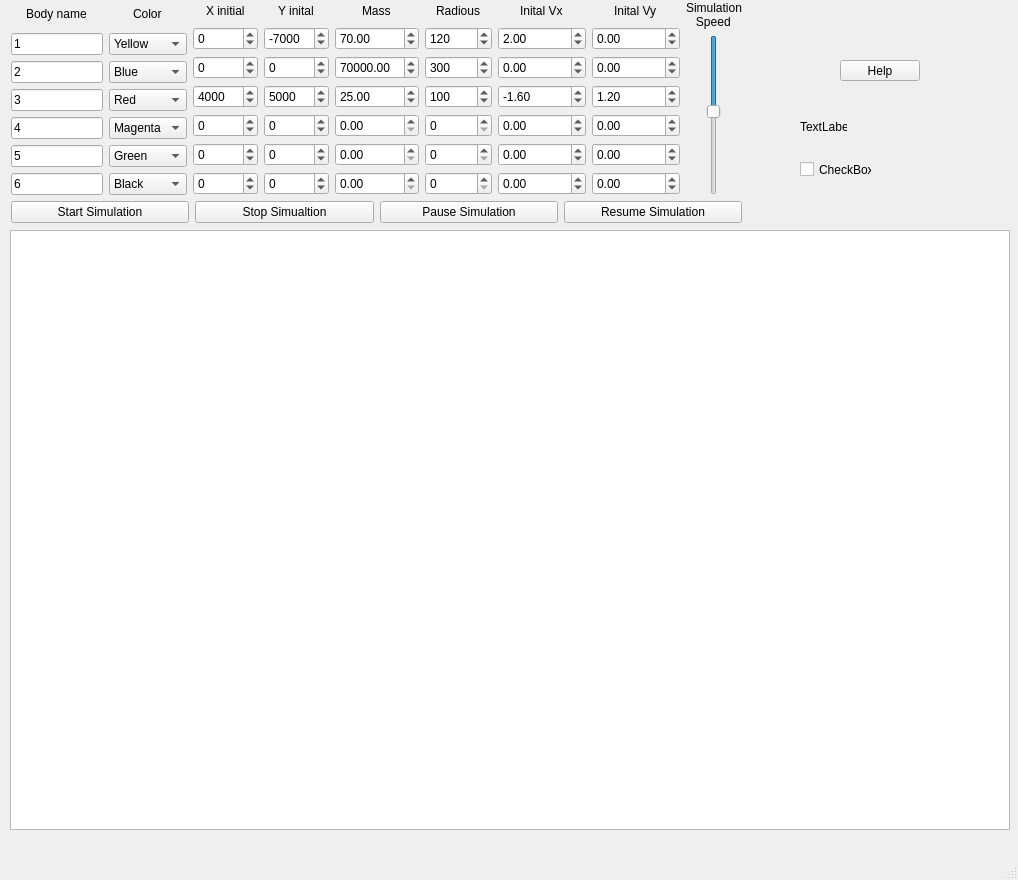
juanvergara3/Lab6_Info_2_UdeA, file mainwindow.ui: the form before one commit.
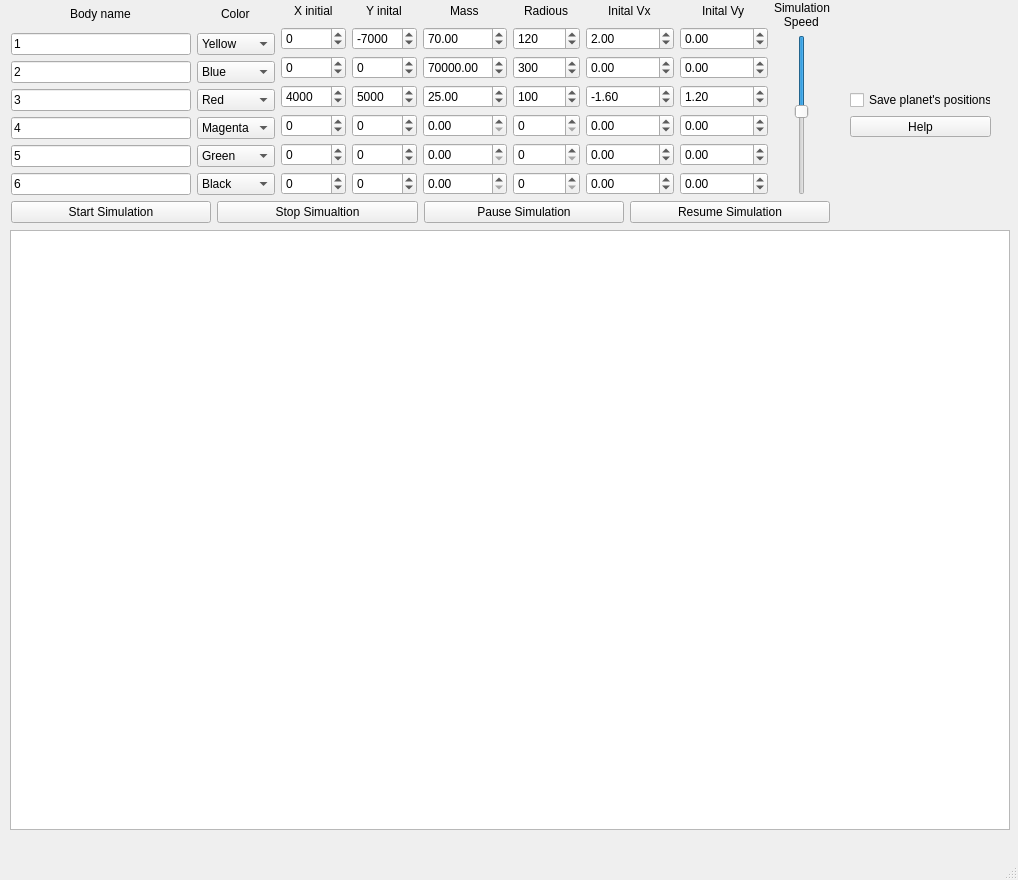
The form after the commit.

The edit to the form file:
```diff
--- a/mainwindow.ui
+++ b/mainwindow.ui
@@ -32,7 +32,7 @@
      <rect>
       <x>11</x>
       <y>1</y>
-      <width>731</width>
+      <width>819</width>
       <height>222</height>
      </rect>
     </property>
@@ -858,44 +858,38 @@
      </item>
     </layout>
    </widget>
-   <widget class="QCheckBox" name="checkBox">
+   <widget class="QWidget" name="">
     <property name="geometry">
      <rect>
-      <x>800</x>
-      <y>160</y>
-      <width>72</width>
-      <height>19</height>
+      <x>850</x>
+      <y>70</y>
+      <width>141</width>
+      <height>67</height>
      </rect>
     </property>
+    <layout class="QVBoxLayout" name="save_layout">
+     <item>
+      <widget class="QLabel" name="save_label">
     <property name="text">
-     <string>CheckBox</string>
-    </property>
-   </widget>
-   <widget class="QLabel" name="label">
-    <property name="geometry">
-     <rect>
-      <x>800</x>
-      <y>120</y>
-      <width>47</width>
-      <height>13</height>
-     </rect>
-    </property>
+        <string/>
+       </property>
+      </widget>
+     </item>
+     <item>
+      <widget class="QCheckBox" name="save_box">
     <property name="text">
-     <string>TextLabel</string>
-    </property>
-   </widget>
-   <widget class="QPushButton" name="pushButton">
-    <property name="geometry">
-     <rect>
-      <x>840</x>
-      <y>60</y>
-      <width>80</width>
-      <height>21</height>
-     </rect>
-    </property>
+        <string>Save planet's positions?</string>
+       </property>
+      </widget>
+     </item>
+     <item>
+      <widget class="QPushButton" name="help_button">
     <property name="text">
      <string>Help</string>
     </property>
+      </widget>
+     </item>
+    </layout>
    </widget>
   </widget>
   <widget class="QMenuBar" name="menubar">
```
Lines whose indentation alone changed are shown as unchanged.
